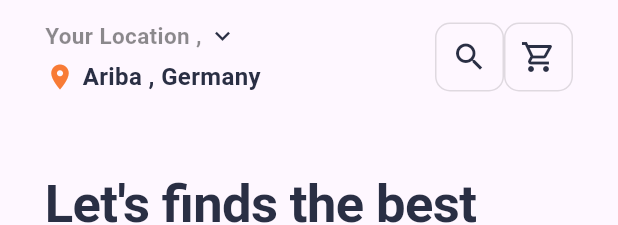
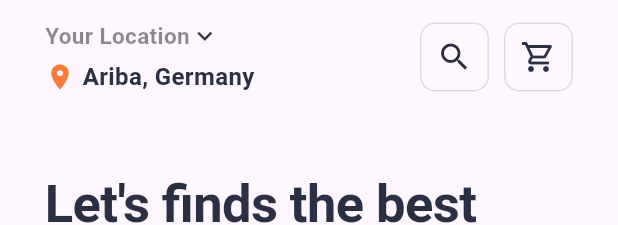
Before and after one commit to ariba1039/flutter_food_delivery_app, a Flutter app: the HomeScreen widget shown alone on an empty page, opened directly, on a phone screen of 412 x 824 dp. Shown: the top 225 px of the screen. Run offline on Flutter 3.47's test engine with Material 3 defaults, Android fonts, the phone set to English and light mode, and no system bars; our stand-ins replace animate_do, dotted_line.

Commit message:
features added

```diff
--- /dev/null
+++ b/devtools_options.yaml
@@ -0,0 +1,3 @@
+description: This file stores settings for Dart & Flutter DevTools.
+documentation: https://docs.flutter.dev/tools/devtools/extensions#configure-extension-enablement-states
+extensions:
--- a/lib/view/home_screen.dart
+++ b/lib/view/home_screen.dart
@@ -1,12 +1,12 @@
 import 'package:flutter/material.dart';
 import 'package:flutter_food_delivery_app/model/categories_model.dart';
 import 'package:flutter_food_delivery_app/model/products_model.dart';
+import 'package:flutter_food_delivery_app/provider/cart_provider.dart';
 import 'package:flutter_food_delivery_app/utils/app_colors.dart';
 import 'package:flutter_food_delivery_app/view/cart_screen.dart';
 import 'package:flutter_food_delivery_app/widgets/food_products_item.dart';
+
 import 'package:provider/provider.dart';
-
-import '../provider/cart_provider.dart';
 
 class HomeScreen extends StatefulWidget {
   const HomeScreen({super.key});
@@ -16,16 +16,15 @@ class HomeScreen extends StatefulWidget {
 }
 
 class _HomeScreenState extends State<HomeScreen> {
-  int selectedIndex = 0;
+  // int selectedIndex = 0;
   String category = "";
-  List<MyProductModel> productModel = [];
+  List<MyProductModel> productModel = []; // start iwth an empty list
   @override
   void initState() {
     super.initState();
     // set the initial category to the first item in myCategories and initially display the first category
     if (myCategories.isNotEmpty) {
       category = myCategories[0].name;
-
       filterProductByCategory(category);
     }
   }
@@ -60,23 +59,21 @@ class _HomeScreenState extends State<HomeScreen> {
                       Row(
                         children: [
                           Text(
-                          "Your Location , ",
+                            "Your Location",
                             style: TextStyle(
                               fontSize: 15,
+                              color: Colors.black45,
                               fontWeight: FontWeight.w600,
-                            color: Colors.black45,
                             ),
                           ),
                           Icon(
                             Icons.keyboard_arrow_down,
                             color: kblack,
                             size: 20,
-                        ),
+                          )
                         ],
                       ),
-                    SizedBox(
-                      height: 5,
-                    ),
+                      SizedBox(height: 5),
                       Row(
                         children: [
                           Icon(
@@ -84,18 +81,17 @@ class _HomeScreenState extends State<HomeScreen> {
                             color: korange,
                             size: 20,
                           ),
-                        SizedBox(
-                          width: 5,
-                        ),
+                          SizedBox(width: 5),
                           Text(
-                          "Ariba , Germany ",
+                            "Ariba, Germany ",
                             style: TextStyle(
                               fontSize: 16,
+                              color: kblack,
                               fontWeight: FontWeight.w600,
-                              color: kblack),
                             ),
+                          )
                         ],
-                    )
+                      ),
                     ],
                   ),
                 ),
@@ -114,14 +110,13 @@ class _HomeScreenState extends State<HomeScreen> {
                         color: kblack,
                       ),
                     ),
+                    const SizedBox(width: 10),
                     Stack(
-                    alignment: Alignment.topCenter,
+                      alignment: AlignmentDirectional.topCenter,
                       children: [
                         Container(
                           padding: const EdgeInsets.all(10),
-                        margin: const EdgeInsets.symmetric(
-                          vertical: 15,
-                        ),
+                          margin: const EdgeInsets.symmetric(vertical: 15),
                           decoration: BoxDecoration(
                             border: Border.all(
                               color: Colors.black12,
@@ -147,16 +142,16 @@ class _HomeScreenState extends State<HomeScreen> {
                                     );
                                   },
                                   child: Container(
-                                  padding: const EdgeInsets.all(5),
+                                    padding: const EdgeInsets.all(8),
                                     decoration: const BoxDecoration(
-                                    color: Color(0xFFf95f60),
+                                      color: Color(0xfff95f60),
                                       shape: BoxShape.circle,
                                     ),
                                     child: Text(
                                       cartProvider.carts.length.toString(),
                                       style: const TextStyle(
+                                        color: Colors.white,
                                         fontSize: 16,
-                                      color: Colors.white,
                                       ),
                                     ),
                                   ),
@@ -166,13 +161,11 @@ class _HomeScreenState extends State<HomeScreen> {
                       ],
                     ),
                   ],
-              )
+                ),
               ],
             ),
           ),
-        const SizedBox(
-          height: 35,
-        ),
+          const SizedBox(height: 35),
           const Padding(
             padding: EdgeInsets.symmetric(horizontal: 30),
             child: Text(
@@ -185,9 +178,7 @@ class _HomeScreenState extends State<HomeScreen> {
               ),
             ),
           ),
-        const SizedBox(
-          height: 25,
-        ),
+          const SizedBox(height: 25),
           const Padding(
             padding: EdgeInsets.symmetric(horizontal: 30),
             child: Row(
@@ -211,9 +202,7 @@ class _HomeScreenState extends State<HomeScreen> {
               ],
             ),
           ),
-        const SizedBox(
-          height: 25,
-        ),
+          const SizedBox(height: 25),
           Padding(
             padding: const EdgeInsets.symmetric(horizontal: 25),
             child: Row(
@@ -282,9 +271,7 @@ class _HomeScreenState extends State<HomeScreen> {
               ],
             ),
           ),
-        const SizedBox(
-          height: 25,
-        ),
+          const SizedBox(height: 25),
           Padding(
             padding: const EdgeInsets.symmetric(horizontal: 30),
             child: Text(
@@ -296,30 +283,28 @@ class _HomeScreenState extends State<HomeScreen> {
               ),
             ),
           ),
-        const SizedBox(
-          height: 20,
-        ),
+          const SizedBox(height: 20),
           SingleChildScrollView(
             scrollDirection: Axis.horizontal,
             physics: const BouncingScrollPhysics(),
             child: Row(
-            children: List.generate(
+              children: [
+                ...List.generate(
                   productModel.length,
                   (index) => Padding(
                     padding: index == 0
-                    ? const EdgeInsets.only(
-                        left: 25,
-                        right: 25,
-                      )
+                        ? const EdgeInsets.only(left: 25, right: 25)
                         : const EdgeInsets.only(right: 25),
                     child: FoodProductItems(
                       productModel: productModel[index],
                     ),
                   ),
                 ),
+              ],
             ),
           ),
         ],
-    ));
+      ),
+    );
   }
 }
--- a/pubspec.yaml
+++ b/pubspec.yaml
@@ -16,6 +16,7 @@ dependencies:
   cupertino_icons: ^1.0.8
   animate_do: ^3.3.4
   provider: ^6.1.2
+  dotted_line: ^3.2.3
 
 dev_dependencies:
   flutter_test:
```
Also changed, not shown: lib/view/cart_screen.dart (+94 -14 lines), pubspec.lock. Lines whose indentation alone changed are shown as unchanged.
